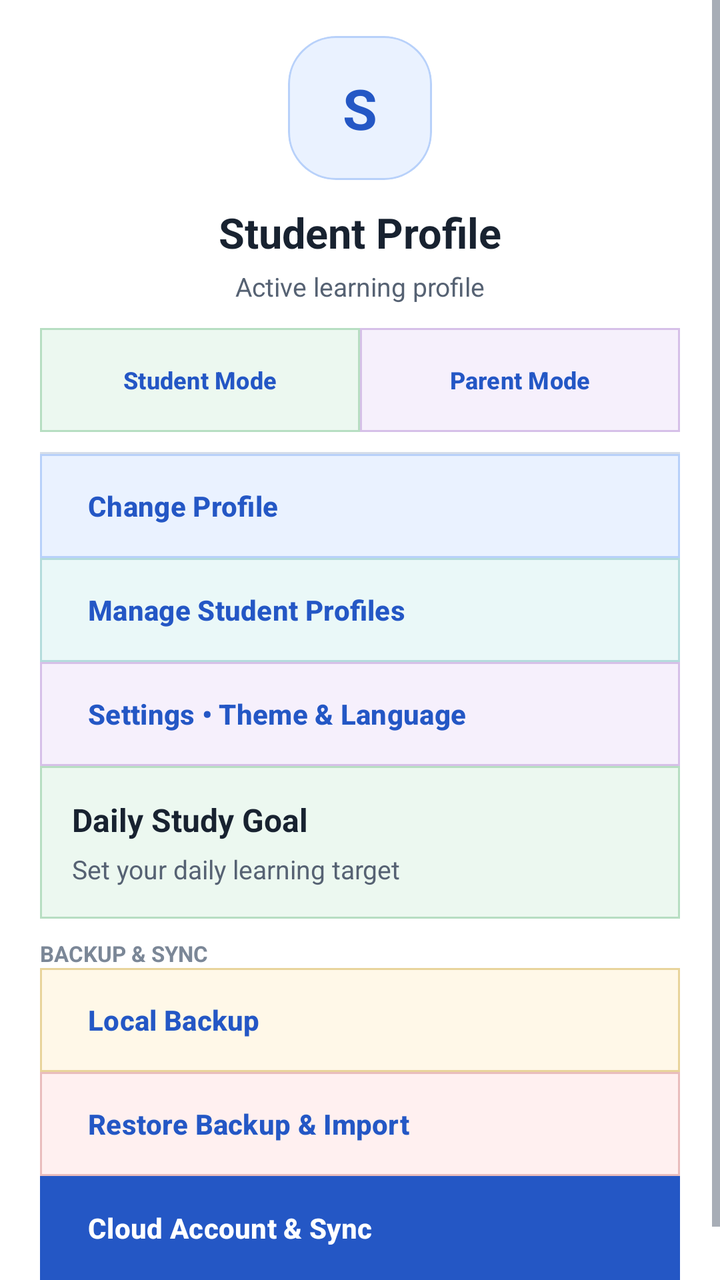
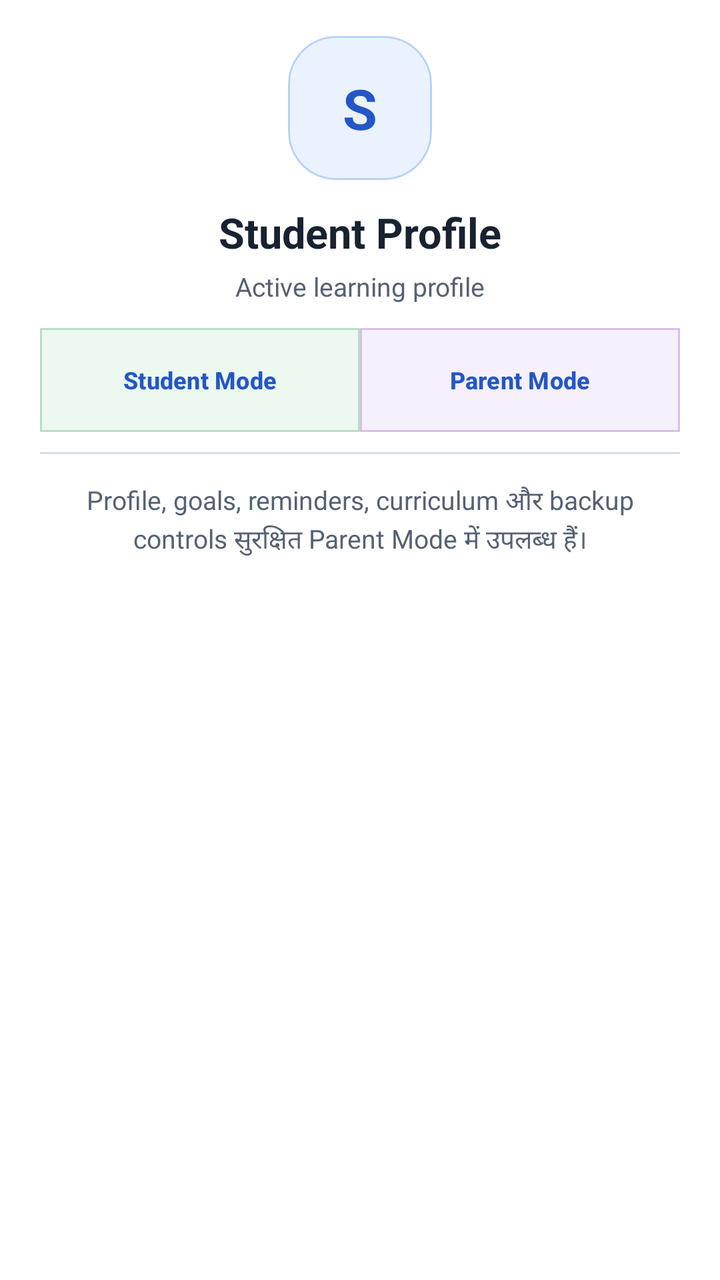

Two renders of the same Android screen: before a commit and after it. Below are the layout's source before the change and the commit's diff.
<!-- AndroidManifest.xml: application theme Theme.StudySaathi -->
<!-- res/layout/drawer_dashboard_profile.xml -->
<?xml version="1.0" encoding="utf-8"?>
<ScrollView
    xmlns:android="http://schemas.android.com/apk/res/android"
    xmlns:app="http://schemas.android.com/apk/res-auto"
    android:layout_width="match_parent"
    android:layout_height="match_parent"
    android:background="@color/ss_surface"
    android:fillViewport="true">

    <LinearLayout
        android:layout_width="match_parent"
        android:layout_height="wrap_content"
        android:orientation="vertical"
        android:paddingStart="20dp"
        android:paddingTop="18dp"
        android:paddingEnd="20dp"
        android:paddingBottom="28dp">

        <com.google.android.material.card.MaterialCardView
            android:layout_width="72dp"
            android:layout_height="72dp"
            android:layout_gravity="center_horizontal"
            app:cardBackgroundColor="@color/ss_blue_soft"
            app:cardCornerRadius="24dp"
            app:cardElevation="0dp"
            app:strokeColor="@color/ss_blue_border"
            app:strokeWidth="1dp">

            <TextView
                android:id="@+id/textDrawerProfileInitial"
                android:layout_width="match_parent"
                android:layout_height="match_parent"
                android:fontFamily="sans-serif-rounded"
                android:gravity="center"
                android:text="S"
                android:textColor="@color/ss_primary"
                android:textSize="28sp"
                android:textStyle="bold" />

        </com.google.android.material.card.MaterialCardView>

        <TextView
            android:id="@+id/textDrawerProfileName"
            android:layout_width="match_parent"
            android:layout_height="wrap_content"
            android:layout_marginTop="12dp"
            android:fontFamily="sans-serif-rounded"
            android:gravity="center"
            android:text="Student Profile"
            android:textColor="@color/ss_text_primary"
            android:textSize="21sp"
            android:textStyle="bold" />

        <TextView
            android:id="@+id/textDrawerProfileDetails"
            android:layout_width="match_parent"
            android:layout_height="wrap_content"
            android:layout_marginTop="4dp"
            android:gravity="center"
            android:text="Active learning profile"
            android:textColor="@color/ss_text_secondary"
            android:textSize="13sp" />

        <LinearLayout
            android:layout_width="match_parent"
            android:layout_height="wrap_content"
            android:layout_marginTop="12dp"
            android:orientation="horizontal">

            <com.google.android.material.button.MaterialButton
                android:id="@+id/buttonDrawerStudentMode"
                style="@style/Widget.StudySaathi.Button.DrawerCompact"
                android:layout_width="0dp"
                android:layout_height="wrap_content"
                android:layout_marginEnd="0dp"
                android:layout_weight="1"
                android:text="Student Mode"
                android:textAllCaps="false"
                android:textSize="12sp"
                app:backgroundTint="@color/ss_green_soft"
                app:strokeColor="@color/ss_green_border" />

            <com.google.android.material.button.MaterialButton
                android:id="@+id/buttonDrawerParentMode"
                style="@style/Widget.StudySaathi.Button.DrawerCompact"
                android:layout_width="0dp"
                android:layout_height="wrap_content"
                android:layout_marginStart="0dp"
                android:layout_weight="1"
                android:text="Parent Mode"
                android:textAllCaps="false"
                android:textSize="12sp"
                app:backgroundTint="@color/ss_purple_soft"
                app:strokeColor="@color/ss_purple_border" />

        </LinearLayout>

        <View
            android:layout_width="match_parent"
            android:layout_height="1dp"
            android:layout_marginTop="10dp"
            android:background="@color/ss_outline" />

        <com.google.android.material.button.MaterialButton
            android:id="@+id/buttonDrawerChangeProfile"
            style="@style/Widget.StudySaathi.Button.DrawerCompact"
            android:layout_width="match_parent"
            android:layout_height="wrap_content"
            android:layout_marginTop="0dp"
            android:gravity="start|center_vertical"
            android:text="Change Profile"
            android:textAllCaps="false"
            app:backgroundTint="@color/ss_blue_soft"
            app:strokeColor="@color/ss_blue_border" />

        <com.google.android.material.button.MaterialButton
            android:id="@+id/buttonDrawerManageProfiles"
            style="@style/Widget.StudySaathi.Button.DrawerCompact"
            android:layout_width="match_parent"
            android:layout_height="wrap_content"
            android:layout_marginTop="0dp"
            android:gravity="start|center_vertical"
            android:text="Manage Student Profiles"
            android:textAllCaps="false"
            app:backgroundTint="@color/ss_teal_soft"
            app:strokeColor="@color/ss_teal_border" />

        <com.google.android.material.button.MaterialButton
            android:id="@+id/buttonDrawerSettings"
            style="@style/Widget.StudySaathi.Button.DrawerCompact"
            android:layout_width="match_parent"
            android:layout_height="wrap_content"
            android:layout_marginTop="0dp"
            android:gravity="start|center_vertical"
            android:text="@string/settings_drawer_entry"
            android:textAllCaps="false"
            app:backgroundTint="@color/ss_purple_soft"
            app:strokeColor="@color/ss_purple_border" />

        <com.google.android.material.card.MaterialCardView
            android:id="@+id/cardDrawerDailyStudyGoal"
            android:layout_width="match_parent"
            android:layout_height="wrap_content"
            android:layout_marginTop="0dp"
            android:clickable="true"
            android:focusable="true"
            android:foreground="?attr/selectableItemBackground"
            app:cardBackgroundColor="@color/ss_green_soft"
            app:cardCornerRadius="0dp"
            app:cardElevation="0dp"
            app:strokeColor="@color/ss_green_border"
            app:strokeWidth="1dp">

            <LinearLayout
                android:layout_width="match_parent"
                android:layout_height="wrap_content"
                android:orientation="vertical"
                android:padding="16dp">

                <TextView
                    android:layout_width="match_parent"
                    android:layout_height="wrap_content"
                    android:text="Daily Study Goal"
                    android:textColor="@color/ss_text_primary"
                    android:textSize="16sp"
                    android:textStyle="bold" />

                <TextView
                    android:id="@+id/textDrawerDailyStudyGoal"
                    android:layout_width="match_parent"
                    android:layout_height="wrap_content"
                    android:layout_marginTop="5dp"
                    android:text="Set your daily learning target"
                    android:textColor="@color/ss_text_secondary"
                    android:textSize="13sp" />

            </LinearLayout>

        </com.google.android.material.card.MaterialCardView>

        <TextView
            android:layout_width="match_parent"
            android:layout_height="wrap_content"
            android:layout_marginTop="10dp"
            android:text="BACKUP &amp; SYNC"
            android:textColor="@color/ss_text_muted"
            android:textSize="11sp"
            android:textStyle="bold" />

        <com.google.android.material.button.MaterialButton
            android:id="@+id/buttonDrawerLocalBackup"
            style="@style/Widget.StudySaathi.Button.DrawerCompact"
            android:layout_width="match_parent"
            android:layout_height="wrap_content"
            android:layout_marginTop="0dp"
            android:gravity="start|center_vertical"
            android:text="Local Backup"
            android:textAllCaps="false"
            app:backgroundTint="@color/ss_yellow_soft"
            app:strokeColor="@color/ss_yellow_border" />

        <com.google.android.material.button.MaterialButton
            android:id="@+id/buttonDrawerRestoreImport"
            style="@style/Widget.StudySaathi.Button.DrawerCompact"
            android:layout_width="match_parent"
            android:layout_height="wrap_content"
            android:layout_marginTop="0dp"
            android:gravity="start|center_vertical"
            android:text="Restore Backup &amp; Import"
            android:textAllCaps="false"
            app:backgroundTint="@color/ss_red_soft"
            app:strokeColor="@color/ss_red_border" />

        <com.google.android.material.button.MaterialButton
            android:id="@+id/buttonDrawerCloudSync"
            style="@style/Widget.StudySaathi.Button.DrawerCompactPrimary"
            android:layout_width="match_parent"
            android:layout_height="wrap_content"
            android:layout_marginTop="0dp"
            android:gravity="start|center_vertical"
            android:text="Cloud Account &amp; Sync"
            android:textAllCaps="false" />

    </LinearLayout>

</ScrollView>
<!-- resources referenced by this layout -->
<resources>
  <color name="ss_blue_border">#B8D1FA</color>
  <color name="ss_blue_soft">#EAF2FF</color>
  <color name="ss_green_border">#B7DEC2</color>
  <color name="ss_green_soft">#ECF8F0</color>
  <color name="ss_outline">#D6DEE9</color>
  <color name="ss_primary">#2457C5</color>
  <color name="ss_purple_border">#D6C0E8</color>
  <color name="ss_purple_soft">#F6F0FC</color>
  <color name="ss_red_border">#E9BDBD</color>
  <color name="ss_red_soft">#FFF0F0</color>
  <color name="ss_surface">#FFFFFF</color>
  <color name="ss_teal_border">#B4DCDC</color>
  <color name="ss_teal_soft">#EAF8F8</color>
  <color name="ss_text_muted">#7B8797</color>
  <color name="ss_text_primary">#182230</color>
  <color name="ss_text_secondary">#566273</color>
  <color name="ss_yellow_border">#E8D49B</color>
  <color name="ss_yellow_soft">#FFF8E8</color>
  <string name="settings_drawer_entry">Settings • Theme &amp; Language</string>
  <style name="Widget.StudySaathi.Button.DrawerCompact" parent="Widget.StudySaathi.Button.Outlined">
          <item name="cornerRadius">0dp</item>
          <item name="android:minHeight">52dp</item>
          <item name="android:insetTop">0dp</item>
          <item name="android:insetBottom">0dp</item>
      </style>
  <style name="Widget.StudySaathi.Button.DrawerCompactPrimary" parent="Widget.StudySaathi.Button.Primary">
          <item name="cornerRadius">0dp</item>
          <item name="android:minHeight">52dp</item>
          <item name="android:insetTop">0dp</item>
          <item name="android:insetBottom">0dp</item>
      </style>
  <style name="Widget.StudySaathi.Button.Outlined" parent="Widget.Material3.Button.OutlinedButton">
          <item name="cornerRadius">18dp</item>
          <item name="android:minHeight">56dp</item>
          <item name="android:textStyle">bold</item>
          <item name="strokeColor">@color/ss_outline_strong</item>
          <item name="android:textColor">@color/ss_primary</item>
      </style>
  <style name="Widget.StudySaathi.Button.Primary" parent="Widget.Material3.Button">
          <item name="cornerRadius">18dp</item>
          <item name="android:minHeight">56dp</item>
          <item name="android:textStyle">bold</item>
          <item name="backgroundTint">@color/ss_primary</item>
          <item name="android:textColor">@color/ss_on_primary</item>
      </style>
  <color name="ss_on_primary">#FFFFFF</color>
  <color name="ss_primary_dark">#173F99</color>
  <color name="ss_secondary">#087F8C</color>
  <color name="ss_on_secondary">#FFFFFF</color>
  <color name="ss_tertiary">#8A5A00</color>
  <color name="ss_on_tertiary">#FFFFFF</color>
  <color name="ss_background">#F7F9FC</color>
  <color name="ss_surface_soft">#F0F4FA</color>
  <color name="ss_error">#BA1A1A</color>
  <color name="white">#FFFFFFFF</color>
  <!-- drawable bg_app_soft_mix (drawable) -->
  <?xml version="1.0" encoding="utf-8"?>
  <shape xmlns:android="http://schemas.android.com/apk/res/android"
      android:shape="rectangle">
  
      <gradient
          android:angle="270"
          android:centerColor="#F2FBF3"
          android:endColor="#EEF7FF"
          android:startColor="#FFF2F2"
          android:type="linear" />
  
  </shape>
  <color name="ss_outline_strong">#B9C5D5</color>
  <!-- unchanged entries left out for length: 1 -->
</resources>

<!-- the commit's change to res/layout/drawer_dashboard_profile.xml (unified diff, before → after) -->
@@ -101,125 +101,15 @@
             android:layout_marginTop="10dp"
             android:background="@color/ss_outline" />
 
-        <com.google.android.material.button.MaterialButton
-            android:id="@+id/buttonDrawerChangeProfile"
-            style="@style/Widget.StudySaathi.Button.DrawerCompact"
-            android:layout_width="match_parent"
-            android:layout_height="wrap_content"
-            android:layout_marginTop="0dp"
-            android:gravity="start|center_vertical"
-            android:text="Change Profile"
-            android:textAllCaps="false"
-            app:backgroundTint="@color/ss_blue_soft"
-            app:strokeColor="@color/ss_blue_border" />
-
-        <com.google.android.material.button.MaterialButton
-            android:id="@+id/buttonDrawerManageProfiles"
-            style="@style/Widget.StudySaathi.Button.DrawerCompact"
-            android:layout_width="match_parent"
-            android:layout_height="wrap_content"
-            android:layout_marginTop="0dp"
-            android:gravity="start|center_vertical"
-            android:text="Manage Student Profiles"
-            android:textAllCaps="false"
-            app:backgroundTint="@color/ss_teal_soft"
-            app:strokeColor="@color/ss_teal_border" />
-
-        <com.google.android.material.button.MaterialButton
-            android:id="@+id/buttonDrawerSettings"
-            style="@style/Widget.StudySaathi.Button.DrawerCompact"
-            android:layout_width="match_parent"
-            android:layout_height="wrap_content"
-            android:layout_marginTop="0dp"
-            android:gravity="start|center_vertical"
-            android:text="@string/settings_drawer_entry"
-            android:textAllCaps="false"
-            app:backgroundTint="@color/ss_purple_soft"
-            app:strokeColor="@color/ss_purple_border" />
-
-        <com.google.android.material.card.MaterialCardView
-            android:id="@+id/cardDrawerDailyStudyGoal"
-            android:layout_width="match_parent"
-            android:layout_height="wrap_content"
-            android:layout_marginTop="0dp"
-            android:clickable="true"
-            android:focusable="true"
-            android:foreground="?attr/selectableItemBackground"
-            app:cardBackgroundColor="@color/ss_green_soft"
-            app:cardCornerRadius="0dp"
-            app:cardElevation="0dp"
-            app:strokeColor="@color/ss_green_border"
-            app:strokeWidth="1dp">
-
-            <LinearLayout
-                android:layout_width="match_parent"
-                android:layout_height="wrap_content"
-                android:orientation="vertical"
-                android:padding="16dp">
-
-                <TextView
-                    android:layout_width="match_parent"
-                    android:layout_height="wrap_content"
-                    android:text="Daily Study Goal"
-                    android:textColor="@color/ss_text_primary"
-                    android:textSize="16sp"
-                    android:textStyle="bold" />
-
-                <TextView
-                    android:id="@+id/textDrawerDailyStudyGoal"
-                    android:layout_width="match_parent"
-                    android:layout_height="wrap_content"
-                    android:layout_marginTop="5dp"
-                    android:text="Set your daily learning target"
-                    android:textColor="@color/ss_text_secondary"
-                    android:textSize="13sp" />
-
-            </LinearLayout>
-
-        </com.google.android.material.card.MaterialCardView>
-
         <TextView
             android:layout_width="match_parent"
             android:layout_height="wrap_content"
-            android:layout_marginTop="10dp"
-            android:text="BACKUP &amp; SYNC"
-            android:textColor="@color/ss_text_muted"
-            android:textSize="11sp"
-            android:textStyle="bold" />
-
-        <com.google.android.material.button.MaterialButton
-            android:id="@+id/buttonDrawerLocalBackup"
-            style="@style/Widget.StudySaathi.Button.DrawerCompact"
-            android:layout_width="match_parent"
-            android:layout_height="wrap_content"
-            android:layout_marginTop="0dp"
-            android:gravity="start|center_vertical"
-            android:text="Local Backup"
-            android:textAllCaps="false"
-            app:backgroundTint="@color/ss_yellow_soft"
-            app:strokeColor="@color/ss_yellow_border" />
-
-        <com.google.android.material.button.MaterialButton
-            android:id="@+id/buttonDrawerRestoreImport"
-            style="@style/Widget.StudySaathi.Button.DrawerCompact"
-            android:layout_width="match_parent"
-            android:layout_height="wrap_content"
-            android:layout_marginTop="0dp"
-            android:gravity="start|center_vertical"
-            android:text="Restore Backup &amp; Import"
-            android:textAllCaps="false"
-            app:backgroundTint="@color/ss_red_soft"
-            app:strokeColor="@color/ss_red_border" />
-
-        <com.google.android.material.button.MaterialButton
-            android:id="@+id/buttonDrawerCloudSync"
-            style="@style/Widget.StudySaathi.Button.DrawerCompactPrimary"
-            android:layout_width="match_parent"
-            android:layout_height="wrap_content"
-            android:layout_marginTop="0dp"
-            android:gravity="start|center_vertical"
-            android:text="Cloud Account &amp; Sync"
-            android:textAllCaps="false" />
+            android:layout_marginTop="14dp"
+            android:gravity="center"
+            android:lineSpacingExtra="2dp"
+            android:text="Profile, goals, reminders, curriculum और backup controls सुरक्षित Parent Mode में उपलब्ध हैं।"
+            android:textColor="@color/ss_text_secondary"
+            android:textSize="13sp" />
 
     </LinearLayout>
 
<!-- resource entries referenced after the edit -->
@@ -8,24 +8,13 @@
   <color name="ss_primary">#2457C5</color>
   <color name="ss_purple_border">#D6C0E8</color>
   <color name="ss_purple_soft">#F6F0FC</color>
-  <color name="ss_red_border">#E9BDBD</color>
   <color name="ss_red_soft">#FFF0F0</color>
   <color name="ss_surface">#FFFFFF</color>
-  <color name="ss_teal_border">#B4DCDC</color>
   <color name="ss_teal_soft">#EAF8F8</color>
-  <color name="ss_text_muted">#7B8797</color>
   <color name="ss_text_primary">#182230</color>
   <color name="ss_text_secondary">#566273</color>
-  <color name="ss_yellow_border">#E8D49B</color>
   <color name="ss_yellow_soft">#FFF8E8</color>
-  <string name="settings_drawer_entry">Settings • Theme &amp; Language</string>
   <style name="Widget.StudySaathi.Button.DrawerCompact" parent="Widget.StudySaathi.Button.Outlined">
-          <item name="cornerRadius">0dp</item>
-          <item name="android:minHeight">52dp</item>
-          <item name="android:insetTop">0dp</item>
-          <item name="android:insetBottom">0dp</item>
-      </style>
-  <style name="Widget.StudySaathi.Button.DrawerCompactPrimary" parent="Widget.StudySaathi.Button.Primary">
           <item name="cornerRadius">0dp</item>
           <item name="android:minHeight">52dp</item>
           <item name="android:insetTop">0dp</item>
@@ -37,13 +26,6 @@
           <item name="android:textStyle">bold</item>
           <item name="strokeColor">@color/ss_outline_strong</item>
           <item name="android:textColor">@color/ss_primary</item>
-      </style>
-  <style name="Widget.StudySaathi.Button.Primary" parent="Widget.Material3.Button">
-          <item name="cornerRadius">18dp</item>
-          <item name="android:minHeight">56dp</item>
-          <item name="android:textStyle">bold</item>
-          <item name="backgroundTint">@color/ss_primary</item>
-          <item name="android:textColor">@color/ss_on_primary</item>
       </style>
   <color name="ss_on_primary">#FFFFFF</color>
   <color name="ss_primary_dark">#173F99</color>
